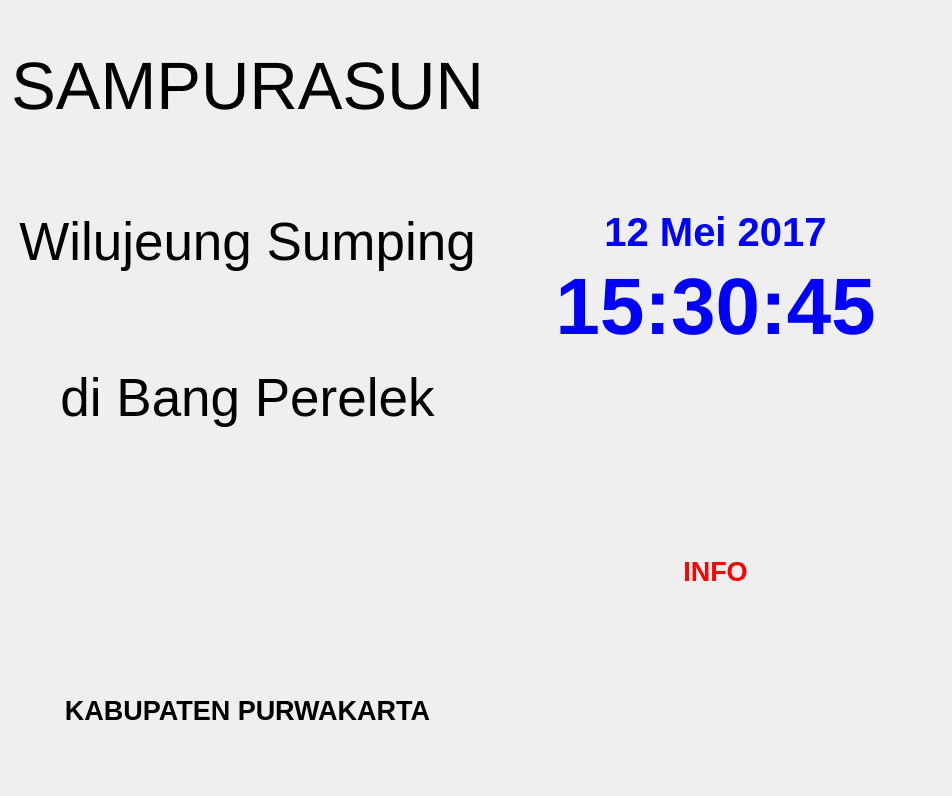
The window that main.ui (rahmatcmos/atmb) describes before a commit, drawn with Qt 5.
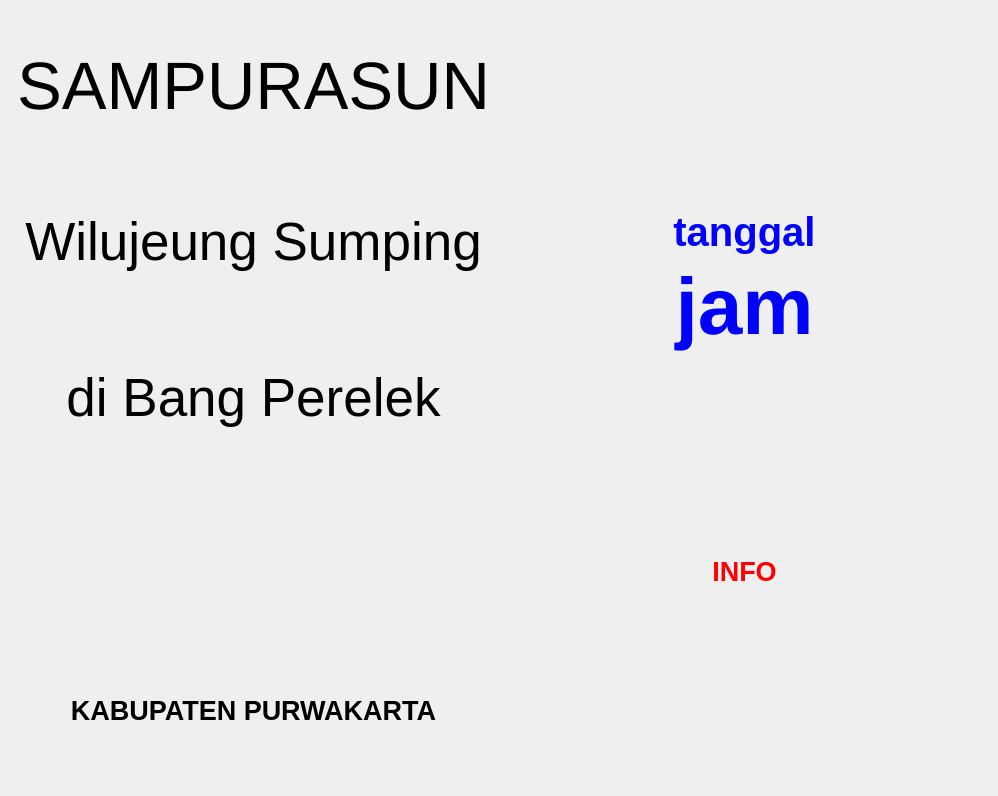
The same window after the commit. Icons and pictures are not drawn.

```diff
--- a/main.ui
+++ b/main.ui
@@ -6,7 +6,7 @@
    <rect>
     <x>0</x>
     <y>0</y>
-    <width>952</width>
+    <width>998</width>
     <height>796</height>
    </rect>
   </property>
@@ -123,7 +123,7 @@
         <string notr="true">color: rgb(0, 0, 255)</string>
        </property>
        <property name="text">
-        <string>12 Mei 2017</string>
+        <string>tanggal</string>
        </property>
        <property name="alignment">
         <set>Qt::AlignBottom|Qt::AlignHCenter</set>
@@ -143,7 +143,7 @@
         <string notr="true">color: rgb(0, 0, 255)</string>
        </property>
        <property name="text">
-        <string>15:30:45</string>
+        <string>jam</string>
        </property>
        <property name="alignment">
         <set>Qt::AlignHCenter|Qt::AlignTop</set>
```
